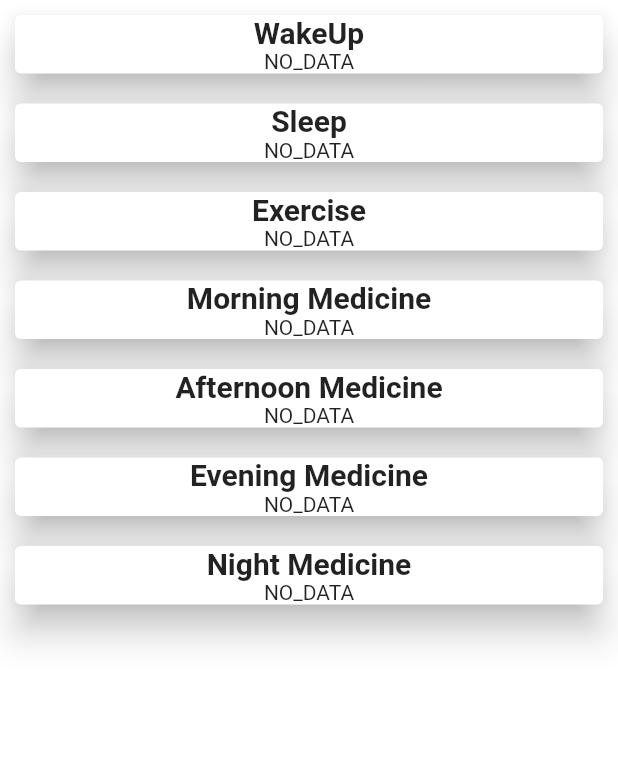
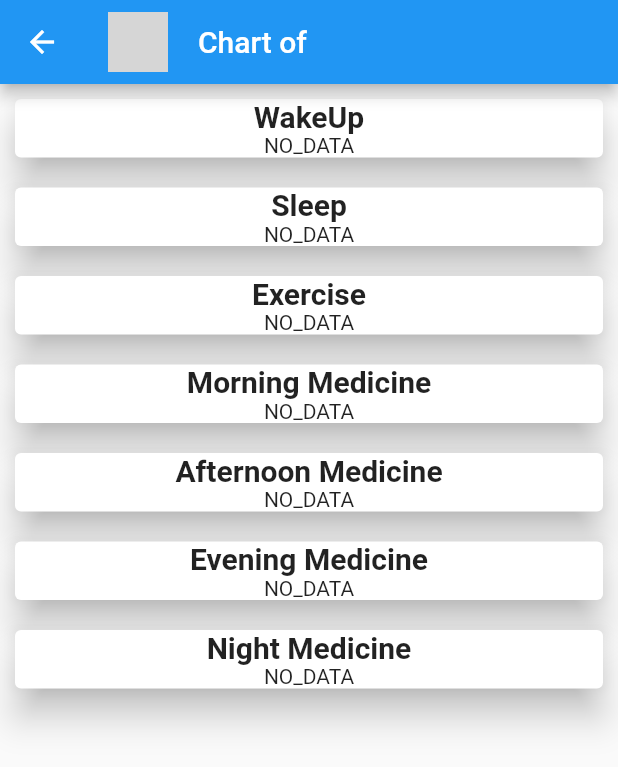
Before and after one commit to 7abhisheknn/health_assistant_app, a Flutter app: the ChatScreen screen opened directly with empty values, after a tap on the "auto graph" icon, on a phone screen of 412 x 824 dp. Shown: the top 767 px of the screen. Run offline on Flutter 3.47's test engine with Material 2 defaults, Android fonts, the phone set to English and light mode, and no system bars; our stand-ins replace cloud_firestore, firebase_auth, firebase_core, firebase_storage, image_picker; accounts and stored records are empty; network calls fail; grey boxes are pictures that could not be loaded.

Commit message:
finished_2

```diff
--- a/lib/pages/chat_screen.dart
+++ b/lib/pages/chat_screen.dart
@@ -1,6 +1,7 @@
 import 'package:firebase_auth/firebase_auth.dart';
 import 'package:flutter/material.dart';
 import 'package:health_assistant_app/pages/chart_page.dart';
+import 'package:health_assistant_app/pages/doctor_chart_page.dart';
 import 'package:health_assistant_app/widgets/chat/chat.dart';
 import 'package:health_assistant_app/widgets/chat/new_message.dart';
 
@@ -26,9 +27,6 @@ class _ChatScreenState extends State<ChatScreen> {
   Widget build(BuildContext context) {
     return Scaffold(
       appBar: AppBar(
-        // leading: CircleAvatar(
-        //   backgroundImage: NetworkImage(widget.image),
-        // ),
         title: Row(
           children: [
             CircleAvatar(
@@ -50,7 +48,11 @@ class _ChatScreenState extends State<ChatScreen> {
                     Navigator.push(
                       context,
                       MaterialPageRoute(
-                          builder: (context) => ChartPage(id: widget.doc_id!)),
+                          builder: (context) => DoctorChart(
+                                doc_id: widget.doc_id!,
+                                name: widget.name,
+                                image: widget.name,
+                              )),
                     );
                   },
                   child: const Icon(Icons.auto_graph),
--- a/lib/pages/doctor_chart_page.dart
+++ b/lib/pages/doctor_chart_page.dart
@@ -1 +1,37 @@
 import 'package:flutter/material.dart';
+import 'package:health_assistant_app/pages/chart_page.dart';
+
+class DoctorChart extends StatefulWidget {
+  String doc_id;
+  final String name;
+  final String image;
+  DoctorChart({
+    Key? key,
+    required this.doc_id,
+    required this.name,
+    required this.image,
+  }) : super(key: key);
+
+  @override
+  _DoctorChartState createState() => _DoctorChartState();
+}
+
+class _DoctorChartState extends State<DoctorChart> {
+  @override
+  Widget build(BuildContext context) {
+    return Scaffold(
+      appBar: AppBar(
+        title: Row(
+          children: [
+            CircleAvatar(
+              backgroundImage: NetworkImage(widget.image),
+            ),
+            const SizedBox(width: 20),
+            Text('Chart of ${widget.name}'),
+          ],
+        ),
+      ),
+      body: ChartPage(id: widget.doc_id),
+    );
+  }
+}
```
